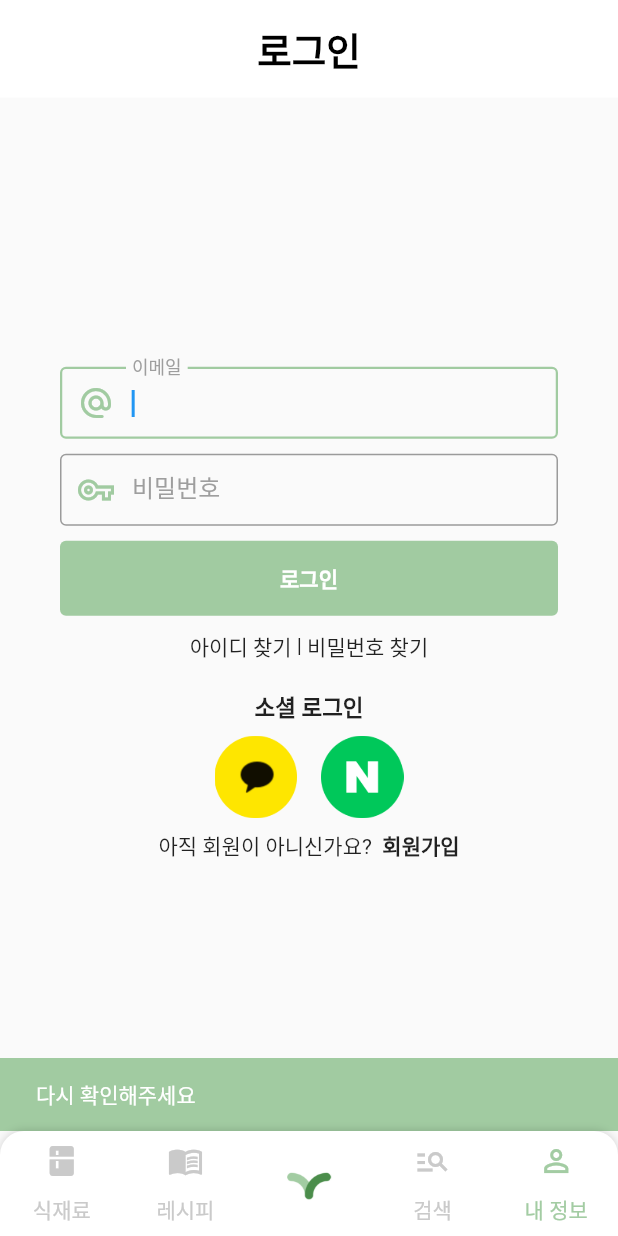
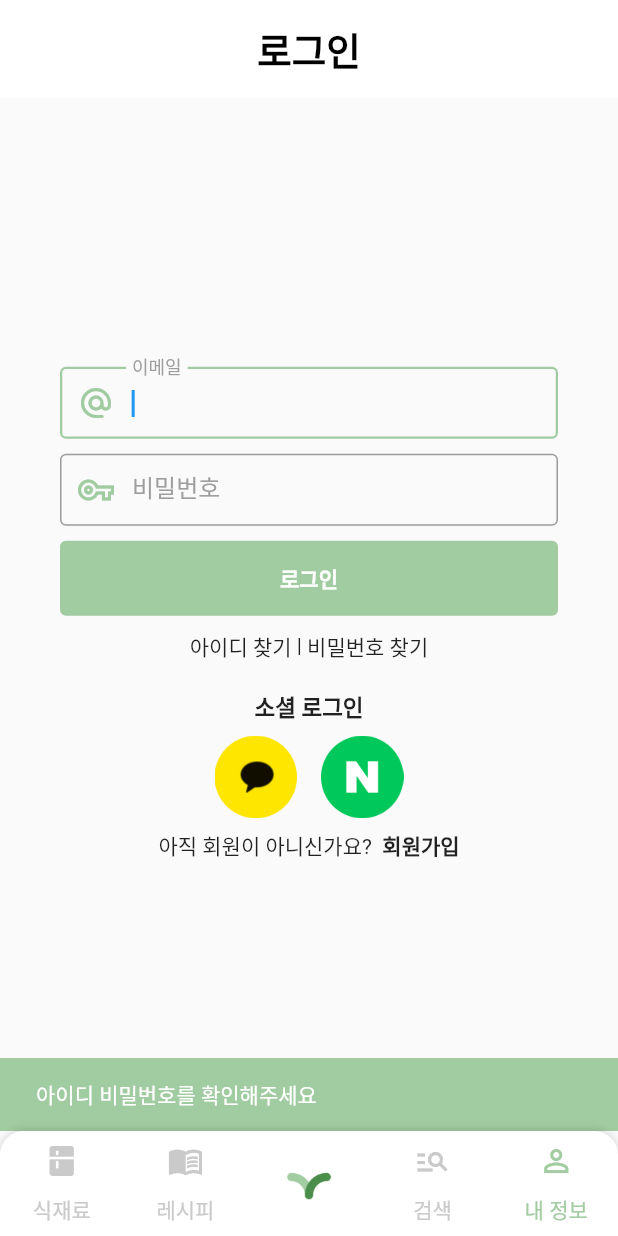
Before and after one commit to ChaeumApp/Chaeum, a Flutter app: the screen it shows after launch, item 5 of the bottom bar chosen, after a tap on "로그인", on a phone screen of 412 x 824 dp. Run offline on Flutter 3.47's test engine with Material 2 defaults, Android fonts, the phone set to English and light mode, and no system bars; our stand-ins replace carousel_slider, dio, fl_chart, flutter_secure_storage, like_button, multi_select_flutter and 1 more; Roboto replaces fonts that are missing (Pretendard).

Commit message:
feat: 로그인 기능 구현
Former-commit-id: 843cb18ca280f906a8eddae08f98ca851b6b933f

```diff
--- a/fe/lib/main.dart
+++ b/fe/lib/main.dart
@@ -41,8 +41,6 @@ class Main extends StatefulWidget {
 }
 
 class _MainState extends State<Main> {
-  String? userInfo = "";
-
   @override
   void initState() {
     super.initState();
@@ -54,8 +52,8 @@ class _MainState extends State<Main> {
 
   _asyncMethod() async {
     print('시작');
-    userInfo = await context.watch<UserStore>().storage.read(key: 'login');
-    print('부르긴햇는데 없어 $userInfo');
+    var userInfo = await context.watch<UserStore>().storage.read(key: 'login');
+    await context.read<UserStore>().changeUserInfo(userInfo);
   }
 
   @override
--- a/fe/lib/store/userStore.dart
+++ b/fe/lib/store/userStore.dart
@@ -3,4 +3,9 @@ import 'package:flutter_secure_storage/flutter_secure_storage.dart';
 
 class UserStore extends ChangeNotifier {
   final storage = FlutterSecureStorage();
+  var userInfo = '';
+
+  changeUserInfo(userInfo) {
+    userInfo = userInfo;
+  }
 }
--- a/fe/lib/user/login.dart
+++ b/fe/lib/user/login.dart
@@ -19,8 +19,11 @@ class _LogInState extends State<LogIn> {
   login() async {
     try {
       Response response = await dio.post('http://10.0.2.2:8080/user/signin',
-          data: {'userEmail': '$controller', 'userPwd': '$controller2'});
-      print(response.data);
+          data: {
+            'userEmail': controller.text.toString(),
+            'userPwd': controller2.text.toString()
+          });
+      return response.data;
     } catch (e) {
       print(e);
     }
@@ -122,6 +125,9 @@ class _LogInState extends State<LogIn> {
                                   child: ButtonTheme(
                                       child: TextButton(
                                           onPressed: () async {
+                                            print(controller.text);
+                                            print(controller2.text);
+                                            print('여기와?');
                                             if (RegExp(r"^[a-zA-Z0-9.a-zA-Z0-9.!#$%&'*+-/=?^_`{|}~]+@[a-zA-Z0-9]+\.[a-zA-Z]+")
                                                     .hasMatch(
                                                         controller.text) &&
@@ -130,6 +136,12 @@ class _LogInState extends State<LogIn> {
                                                         controller2.text)) {
                                               final response = await login();
                                               print(response);
+                                              final accessToken =
+                                                  response["accessToken"];
+                                              final refreshToken =
+                                                  response["refreshToken"];
+                                              print(accessToken);
+                                              print(refreshToken);
                                               // write 함수를 통하여 key에 맞는 정보를 적게 됩니다.
                                               //{"login" : "id id_value password password_value"}
                                               //와 같은 형식으로 저장이 된다고 생각을 하면 됩니다.
@@ -139,7 +151,7 @@ class _LogInState extends State<LogIn> {
                                                   .write(
                                                       key: "login",
                                                       value:
-                                                          "accessToken idController.text} refreshToken passController.text}");
+                                                          "accessToken $accessToken refreshToken $refreshToken");
                                               Navigator.push(
                                                   context,
                                                   MaterialPageRoute(
@@ -153,8 +165,10 @@ class _LogInState extends State<LogIn> {
                                                 !RegExp(r"^(?=.*[A-Za-z])(?=.*\d)(?=.*[@$!%*#?&])[A-Za-z\d@$!%*#?&]{8,}$")
                                                     .hasMatch(
                                                         controller2.text)) {
-                                              showSnackBar(context,
-                                                  Text('비밀번호를 확인해 주세요'));
+                                              showSnackBar(
+                                                  context,
+                                                  Text(
+                                                      '비밀번호를 특수문자,영어를 포함해 주세요'));
                                             } else if (!RegExp(
                                                         r"^[a-zA-Z0-9.a-zA-Z0-9.!#$%&'*+-/=?^_`{|}~]+@[a-zA-Z0-9]+\.[a-zA-Z]+")
                                                     .hasMatch(
@@ -164,8 +178,8 @@ class _LogInState extends State<LogIn> {
                                               showSnackBar(context,
                                                   Text('아이디를 이메일 형식을 입력해주세요'));
                                             } else {
-                                              showSnackBar(
-                                                  context, Text('다시 확인해주세요'));
+                                              showSnackBar(context,
+                                                  Text('아이디 비밀번호를 확인해주세요'));
                                             }
                                           },
                                           style: ButtonStyle(
```
